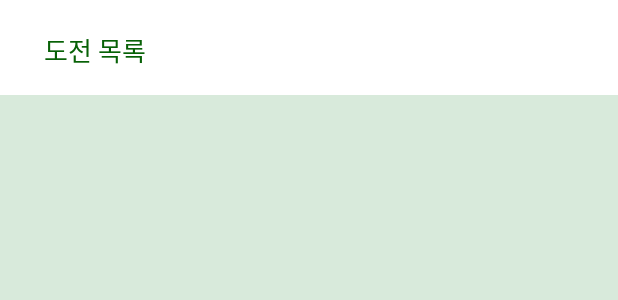
After one commit to areyh817/medo, an Android app: the layout activity_list.xml on its own in the app's theme, with its tools: preview values and no code run, on a phone screen of 412 x 824 dp. The commit adds this screen. Shown: the top 300 px of the screen. Run offline under Robolectric (Android 15) with nearby library versions, the phone set to English and light mode, and no system bars.

```diff
--- a/app/src/main/AndroidManifest.xml
+++ b/app/src/main/AndroidManifest.xml
@@ -25,6 +25,7 @@
             </intent-filter>
         </activity>
         <activity android:name=".LoginActivity"></activity>
+        <activity android:name=".ChallengeActivityChallengeActivity"></activity>
     </application>
 
 </manifest>
--- a/app/src/main/java/com/example/medo/MyProfile.java
+++ b/app/src/main/java/com/example/medo/MyProfileActivity.java
@@ -6,7 +6,7 @@ import android.os.Bundle;
 import android.view.WindowManager;
 import android.widget.Button;
 
-public class MyProfile extends AppCompatActivity {
+public class MyProfileActivity extends AppCompatActivity {
 
     Button btnJoin;
 
--- /dev/null
+++ b/app/src/main/res/layout/activity_list.xml
@@ -0,0 +1,36 @@
+<?xml version="1.0" encoding="utf-8"?>
+<LinearLayout xmlns:android="http://schemas.android.com/apk/res/android"
+    xmlns:app="http://schemas.android.com/apk/res-auto"
+    xmlns:tools="http://schemas.android.com/tools"
+    android:layout_width="match_parent"
+    android:layout_height="match_parent"
+    android:background="#D8EADB"
+    android:orientation="vertical"
+    tools:context=".ChallengeActivity">
+
+
+    <FrameLayout
+        android:layout_width="match_parent"
+        android:layout_height="63dp"
+        android:background="#fff">
+
+        <TextView
+            android:layout_width="wrap_content"
+            android:layout_height="wrap_content"
+            android:layout_marginLeft="29dp"
+            android:layout_marginTop="20dp"
+            android:fontFamily="@font/nanumr"
+            android:text="도전 목록"
+            android:textColor="#076106"
+            android:textSize="17dp" />
+
+    </FrameLayout>
+    <ListView
+        android:background="#F1F1F1"
+        android:layout_width="match_parent"
+        android:layout_height="wrap_content"
+        android:id="@+id/challengeList"></ListView>
+
+
+
+</LinearLayout>
```
Also changed, not shown: app/src/main/java/com/example/medo/ListActivity.java (added, +30 -0 lines).
